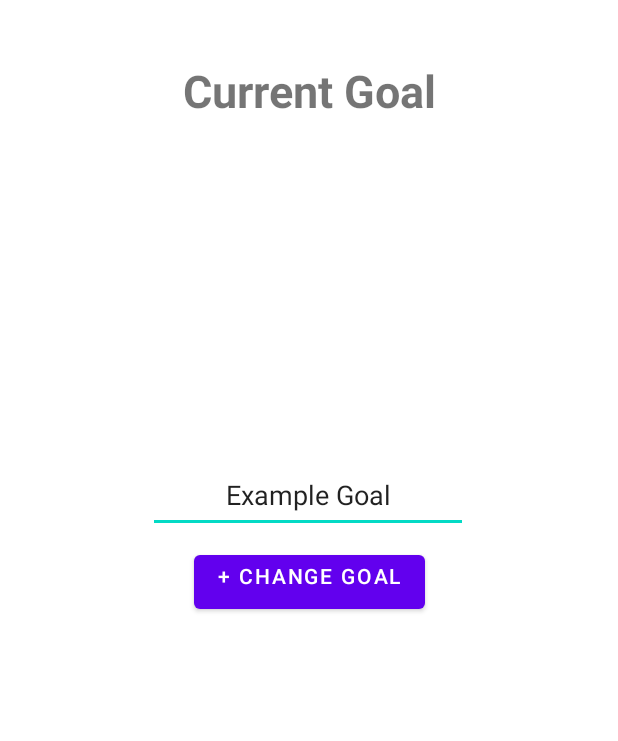
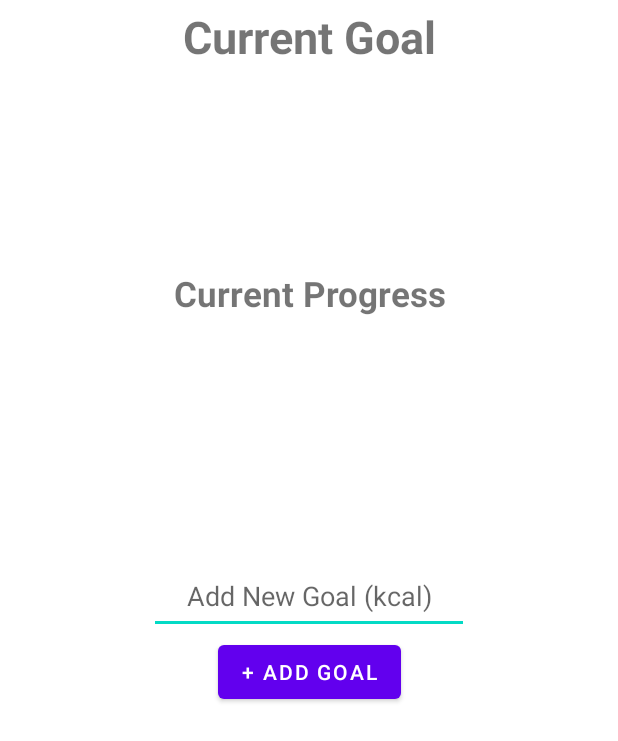
Before and after one commit to alexchitham/Year1-DietApp, an Android app: the layout fragment_goals.xml on its own in the app's theme, with its tools: preview values and no code run, on a phone screen of 412 x 824 dp. Shown: the top 741 px of the screen. Run offline under Robolectric (Android 15) with nearby library versions, the phone set to English and light mode, and no system bars.

Commit message:
Added current progress on Goals page. Fixed a few bugs on with the UI.

```diff
--- a/app/src/main/AndroidManifest.xml
+++ b/app/src/main/AndroidManifest.xml
@@ -16,7 +16,8 @@
         <activity
             android:name=".MainActivity"
             android:exported="true"
-            android:label="@string/app_name">
+            android:label="@string/app_name"
+            android:windowSoftInputMode="adjustResize">
             <intent-filter>
                 <action android:name="android.intent.action.MAIN" />
 
--- a/app/src/main/res/layout/fragment_goals.xml
+++ b/app/src/main/res/layout/fragment_goals.xml
@@ -2,6 +2,7 @@
 <androidx.constraintlayout.widget.ConstraintLayout xmlns:android="http://schemas.android.com/apk/res/android"
     xmlns:app="http://schemas.android.com/apk/res-auto"
     xmlns:tools="http://schemas.android.com/tools"
+    android:fitsSystemWindows="true"
     android:layout_width="match_parent"
     android:layout_height="match_parent"
     tools:context=".ui.goals.GoalsFragment">
@@ -10,7 +11,7 @@
         android:id="@+id/textView"
         android:layout_width="0dp"
         android:layout_height="wrap_content"
-        android:layout_marginTop="40dp"
+        android:layout_marginTop="4dp"
         android:text="@string/current_goal"
         android:textAlignment="center"
         android:textSize="30sp"
@@ -20,14 +21,51 @@
         app:layout_constraintStart_toStartOf="parent"
         app:layout_constraintTop_toTopOf="parent" />
 
-    <Button
-        android:id="@+id/btnChangeGoal"
+    <TextView
+        android:id="@+id/textDisplayGoal"
         android:layout_width="wrap_content"
         android:layout_height="wrap_content"
-        android:layout_marginTop="364dp"
+        android:layout_marginTop="92dp"
         android:gravity="center_horizontal"
-        android:text="@string/change_goal_str"
+        android:paddingLeft="50dp"
+        android:paddingTop="10dp"
+        android:paddingRight="50dp"
+        android:paddingBottom="10dp"
+        android:text=""
+        android:textSize="18sp"
         app:layout_constraintEnd_toEndOf="parent"
+        app:layout_constraintHorizontal_bias="0.498"
+        app:layout_constraintStart_toStartOf="parent"
+        app:layout_constraintTop_toTopOf="parent" />
+
+    <TextView
+        android:id="@+id/progressTextView"
+        android:layout_width="wrap_content"
+        android:layout_height="wrap_content"
+        android:layout_marginTop="180dp"
+        android:text="@string/progress_text_str"
+        android:textAlignment="center"
+        android:textSize="23sp"
+        android:textStyle="bold"
+        app:layout_constraintEnd_toEndOf="parent"
+        app:layout_constraintHorizontal_bias="0.501"
+        app:layout_constraintStart_toStartOf="parent"
+        app:layout_constraintTop_toTopOf="parent" />
+
+    <TextView
+        android:id="@+id/displayProgressTextView"
+        android:layout_width="wrap_content"
+        android:layout_height="wrap_content"
+        android:layout_marginTop="256dp"
+        android:gravity="center_horizontal"
+        android:paddingLeft="50dp"
+        android:paddingTop="10dp"
+        android:paddingRight="50dp"
+        android:paddingBottom="10dp"
+        android:text=""
+        android:textSize="18sp"
+        app:layout_constraintEnd_toEndOf="parent"
+        app:layout_constraintHorizontal_bias="0.498"
         app:layout_constraintStart_toStartOf="parent"
         app:layout_constraintTop_toTopOf="parent" />
 
@@ -35,32 +73,27 @@
         android:id="@+id/editTextGoal"
         android:layout_width="wrap_content"
         android:layout_height="wrap_content"
-        android:layout_marginTop="116dp"
+        android:layout_marginBottom="1dp"
+        android:autofillHints=""
         android:ems="10"
         android:gravity="center_horizontal"
-        android:hint="@string/change_goal_here"
+        android:hint="@string/add_new_goal"
         android:inputType="textPersonName"
         android:minHeight="48dp"
-        android:text="@string/example_goal"
+        android:text=""
+        app:layout_constraintBottom_toTopOf="@+id/btnChangeGoal"
         app:layout_constraintEnd_toEndOf="parent"
-        app:layout_constraintHorizontal_bias="0.497"
-        app:layout_constraintStart_toStartOf="parent"
-        app:layout_constraintTop_toBottomOf="@+id/textDisplayGoal"
-        android:autofillHints="" />
+        app:layout_constraintStart_toStartOf="parent" />
 
-    <TextView
-        android:id="@+id/textDisplayGoal"
+    <Button
+        android:id="@+id/btnChangeGoal"
         android:layout_width="wrap_content"
         android:layout_height="wrap_content"
-        android:layout_marginTop="152dp"
-        android:gravity="center_horizontal"
-        android:paddingLeft="50dp"
-        android:paddingTop="10dp"
-        android:paddingRight="50dp"
-        android:paddingBottom="10dp"
-        android:text=""
+        android:layout_marginTop="424dp"
+        android:gravity="center"
+        android:text="@string/add_goal_str"
         app:layout_constraintEnd_toEndOf="parent"
-        app:layout_constraintHorizontal_bias="0.505"
         app:layout_constraintStart_toStartOf="parent"
         app:layout_constraintTop_toTopOf="parent" />
+
 </androidx.constraintlayout.widget.ConstraintLayout>
--- a/app/src/main/res/values/strings.xml
+++ b/app/src/main/res/values/strings.xml
@@ -12,9 +12,9 @@
     <string name="protein_g">Protein (g)</string>
     <string name="fat_g">Fat (g)</string>
     <string name="current_goal">Current Goal</string>
-    <string name="change_goal_str">+ Change Goal</string>
-    <string name="change_goal_here">Change Goal Here</string>
-    <string name="example_goal">Example Goal</string>
+    <string name="progress_text_str">Current Progress</string>
+    <string name="add_goal_str">+ Add Goal</string>
+    <string name="add_new_goal">Add New Goal (kcal)</string>
     <string name="textview">TextView</string>
     <string name="name">Name</string>
     <string name="autofill_data">Autofill Data</string>
```
Also changed, not shown: app/src/main/java/uk/ac/bath/dietpi/ui/goals/GoalsFragment.java (+71 -9 lines).
